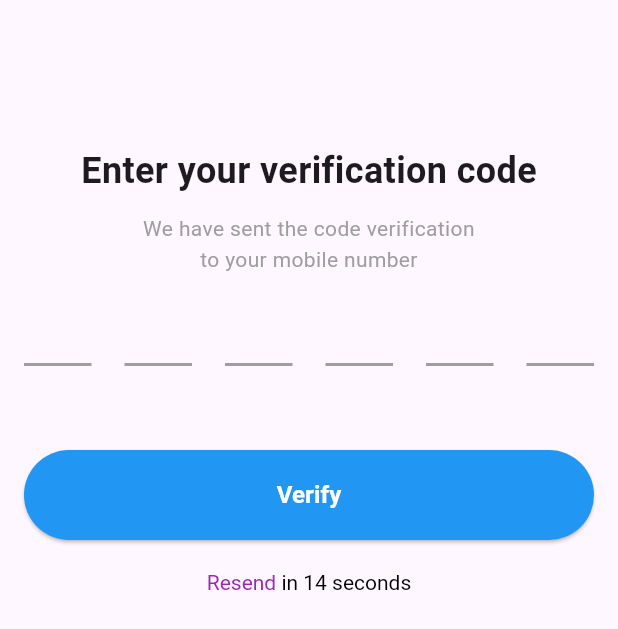
After one commit to shebin-k-s/events, a Flutter app: the OtpVerificationScreen screen opened directly, after a tap on "Verify", on a phone screen of 412 x 824 dp. The commit adds this screen. Shown: the top 629 px of the screen. Run offline on Flutter 3.47's test engine with Material 3 defaults, Android fonts, the phone set to English and light mode, and no system bars; drawn by our look-alikes of pin_code_fields; our stand-ins replace bloc, cookie_jar, dio, dio_cookie_manager, flutter_bloc, loading_animation_widget; network calls fail; Roboto replaces fonts that are missing (Figtree).

Commit message:
Modified OTP verification screen

```diff
--- a/lib/main.dart
+++ b/lib/main.dart
@@ -1,7 +1,7 @@
 import 'package:events/application/authentication/auth_bloc.dart';
 import 'package:events/application/profile/profile_bloc.dart';
 import 'package:events/screens/authentication/login_screen.dart';
-import 'package:events/screens/authentication/otp_screen.dart';
+import 'package:events/screens/authentication/otp_verification_screen.dart';
 import 'package:events/screens/profile/profile_screen.dart';
 
 import 'package:events/screens/splash/splash_screen.dart';
@@ -28,7 +28,7 @@ class MyApp extends StatelessWidget {
       ],
       child: MaterialApp(
         theme: ThemeData(primaryColor: Colors.white),
-        // home: OtpScreen(),
+        // home: OtpVerificationScreen(),
         // home: ProfileScreen(),
         home: LoginScreen(),
       ),
--- a/lib/screens/authentication/login_screen.dart
+++ b/lib/screens/authentication/login_screen.dart
@@ -1,7 +1,7 @@
 import 'package:events/application/authentication/auth_bloc.dart';
 import 'package:events/core/constants/constants.dart';
 import 'dart:developer';
-import 'package:events/screens/authentication/otp_screen.dart';
+import 'package:events/screens/authentication/otp_verification_screen.dart';
 import 'package:events/screens/profile/profile_screen.dart';
 import 'package:events/screens/widgets/custom_elevated_button.dart';
 import 'package:events/screens/widgets/custom_text.dart';
--- /dev/null
+++ b/lib/screens/authentication/otp_verification_screen.dart
@@ -0,0 +1,205 @@
+import 'dart:developer';
+
+import 'package:events/application/authentication/auth_bloc.dart';
+import 'package:events/core/constants/constants.dart';
+import 'package:events/screens/home/home_screen.dart';
+import 'package:events/screens/widgets/custom_elevated_button.dart';
+import 'package:events/screens/widgets/custom_text.dart';
+import 'package:flutter/material.dart';
+import 'package:flutter_bloc/flutter_bloc.dart';
+import 'package:pin_code_fields/pin_code_fields.dart';
+
+class OtpVerificationScreen extends StatelessWidget {
+  OtpVerificationScreen({super.key});
+
+  final _formkey = GlobalKey<FormState>();
+  String otp = "";
+
+  @override
+  Widget build(BuildContext context) {
+    return BlocListener<AuthBloc, AuthState>(
+      listenWhen: (previous, current) => current is AuthActionState,
+      listener: (context, state) {
+        log('Otp listen build');
+        if (state is OtpVerificationSuccess) {
+          Navigator.of(context).push(
+            MaterialPageRoute(
+              builder: (ctx) => HomeScreen(),
+            ),
+          );
+        } else if (state is OtpVerificationFailure) {
+          ScaffoldMessenger.of(context).showSnackBar(
+            SnackBar(content: Text(state.error)),
+          );
+        }
+      },
+      child: Scaffold(
+        body: Padding(
+          padding: const EdgeInsets.all(16),
+          child: Form(
+            key: _formkey,
+            child: Column(
+              mainAxisAlignment: MainAxisAlignment.start,
+              children: [
+                SizedBox(height: 80),
+                CustomText(
+                  text: "Enter your verification code",
+                  fontSize: 24,
+                  fontweight: FontWeight.w600,
+                ),
+                SizedBox(height: 10),
+                CustomText(
+                  text:
+                      "We have sent the code verification\nto your mobile number",
+                  fontColor: Colors.grey,
+                  textAlign: TextAlign.center,
+                  fontSize: 14,
+                ),
+                SizedBox(height: 10),
+                PinCodeTextField(
+                  appContext: context,
+                  length: 6,
+                  pinTheme: PinTheme(
+                    shape: PinCodeFieldShape.underline, // Set the shape to box
+
+                    fieldWidth: 45,
+                    activeColor: Colors.blue,
+                    inactiveColor: Colors.grey,
+                    selectedColor: Colors.blue,
+                    activeFillColor: Colors.red,
+                    inactiveFillColor: Colors.white,
+                    selectedFillColor: Colors.white,
+                    borderRadius:
+                        BorderRadius.circular(0), // Set border radius to 0
+                  ),
+                  onCompleted: (value) {
+                    print("completed typing");
+                    print(value);
+                    otp = value;
+                  },
+                ),
+                SizedBox(height: 40),
+                BlocBuilder<AuthBloc, AuthState>(
+                  builder: (context, state) {
+                    log('otp button rebuild');
+                    return CustomElevatedButton(
+                      height: 60,
+                      width: double.infinity,
+                      onPressed: () => _submitForm(context),
+                      backgroundColor: Colors.blue,
+                      label: "Verify",
+                      labelColor: Colors.white,
+                      labelSize: 16,
+                      borderRadius: 30,
+                    );
+                  },
+                ),
+                SizedBox(height: 20),
+                RichText(
+                  text: TextSpan(
+                    text: "Resend ",
+                    style: TextStyle(
+                      color: Colors.purple,
+                    ),
+                    children: [
+                      TextSpan(
+                        text: "in 14 seconds",
+                        style: TextStyle(
+                          color: Colors.black,
+                        ),
+                      ),
+                    ],
+                  ),
+                )
+              ],
+            ),
+          ),
+        ),
+      ),
+    );
+  }
+
+  void _submitForm(BuildContext context) {
+    print("submitting form");
+    if (_formkey.currentState!.validate()) {
+      print("form is valid");
+      context.read<AuthBloc>().add(
+            OtpVerificationEvent(
+              contactNo: "",
+              otp: otp,
+            ),
+          );
+    }
+  }
+
+  // @override
+  // Widget build(BuildContext context) {
+  //   return Scaffold(
+  //     body: SafeArea(
+  //       child: SingleChildScrollView(
+  //         child: Padding(
+  //           padding: const EdgeInsets.all(16),
+  //           child: Column(
+  //             mainAxisAlignment: MainAxisAlignment.center,
+  //             children: [
+  //               SizedBox(height: 40),
+  //               CustomText(
+  //                 text: "Enter your verification code",
+  //                 fontSize: 24,
+  //                 fontweight: FontWeight.w600,
+  //               ),
+  //               SizedBox(height: 10),
+  //               CustomText(
+  //                 text:
+  //                     "We have sent the code verification\nto your mobile number",
+  //                 fontColor: Colors.grey,
+  //                 textAlign: TextAlign.center,
+  //                 fontSize: 14,
+  //               ),
+  //               SizedBox(height: 10),
+  //               PinCodeTextField(
+  //                 appContext: context,
+  //                 length: 6,
+  //                 pinTheme: PinTheme(
+  //                   shape: PinCodeFieldShape.underline, // Set the shape to box
+
+  //                   fieldWidth: 45,
+  //                   activeColor: Colors.blue,
+  //                   inactiveColor: Colors.grey,
+  //                   selectedColor: Colors.blue,
+  //                   activeFillColor: Colors.red,
+  //                   inactiveFillColor: Colors.white,
+  //                   selectedFillColor: Colors.white,
+  //                   borderRadius:
+  //                       BorderRadius.circular(0), // Set border radius to 0
+  //                 ),
+  //                 onCompleted: (value) {
+  //                   print("completed typing");
+  //                   print(value);
+  //                 },
+  //               ),
+  //               SizedBox(height: 10),
+  //               Container(
+  //                 height: 40,
+  //                 width: double.infinity,
+  //               ),
+  //               SizedBox(height: 10),
+  //               CustomElevatedButton(
+  //                 height: 60,
+  //                 width: double.infinity,
+  //                 onPressed: () {},
+  //                 backgroundColor: Colors.blue,
+  //                 label: "Verify",
+  //                 labelColor: Colors.white,
+  //                 labelSize: 16,
+  //                 borderRadius: 30,
+  //               ),
+  //               SizedBox(height: 10),
+  //             ],
+  //           ),
+  //         ),
+  //       ),
+  //     ),
+  //   );
+  // }
+}
--- a/pubspec.yaml
+++ b/pubspec.yaml
@@ -38,6 +38,7 @@ dependencies:
   flutter_bloc: ^8.1.6
   http: ^1.2.2
   loading_animation_widget: ^1.2.1
+  pin_code_fields: ^8.0.1
   shared_preferences: ^2.3.2
 
 dev_dependencies:
```
Also changed, not shown: lib/screens/authentication/otp_screen.dart (deleted, +0 -88 lines), pubspec.lock, 1 other file.
